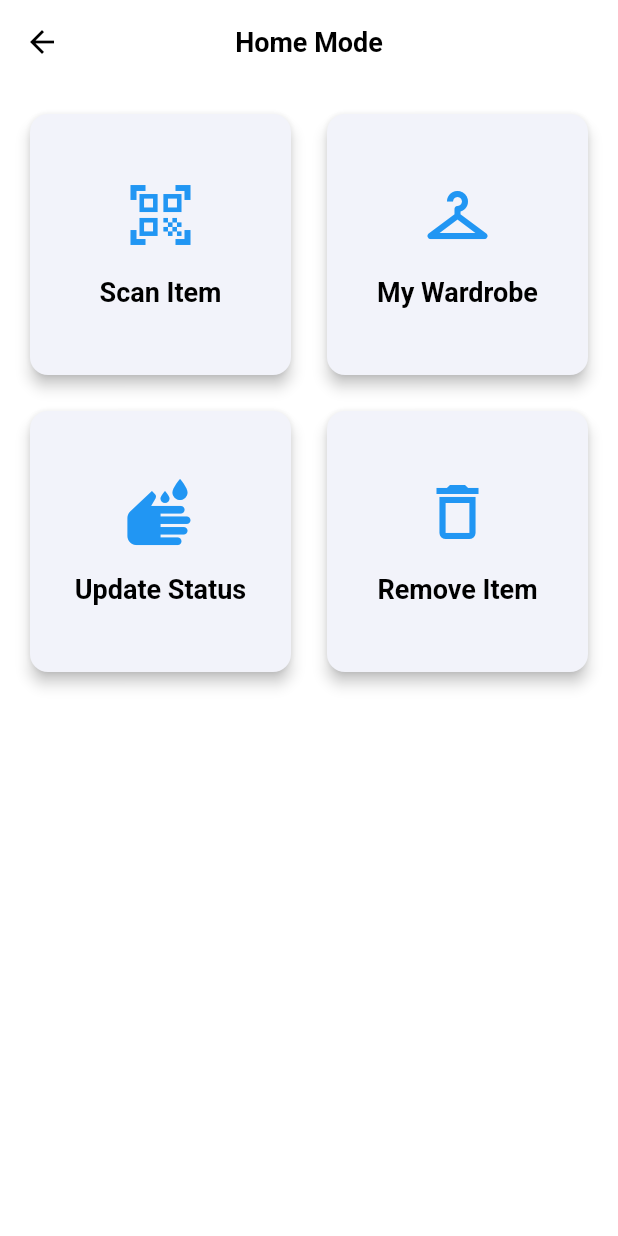
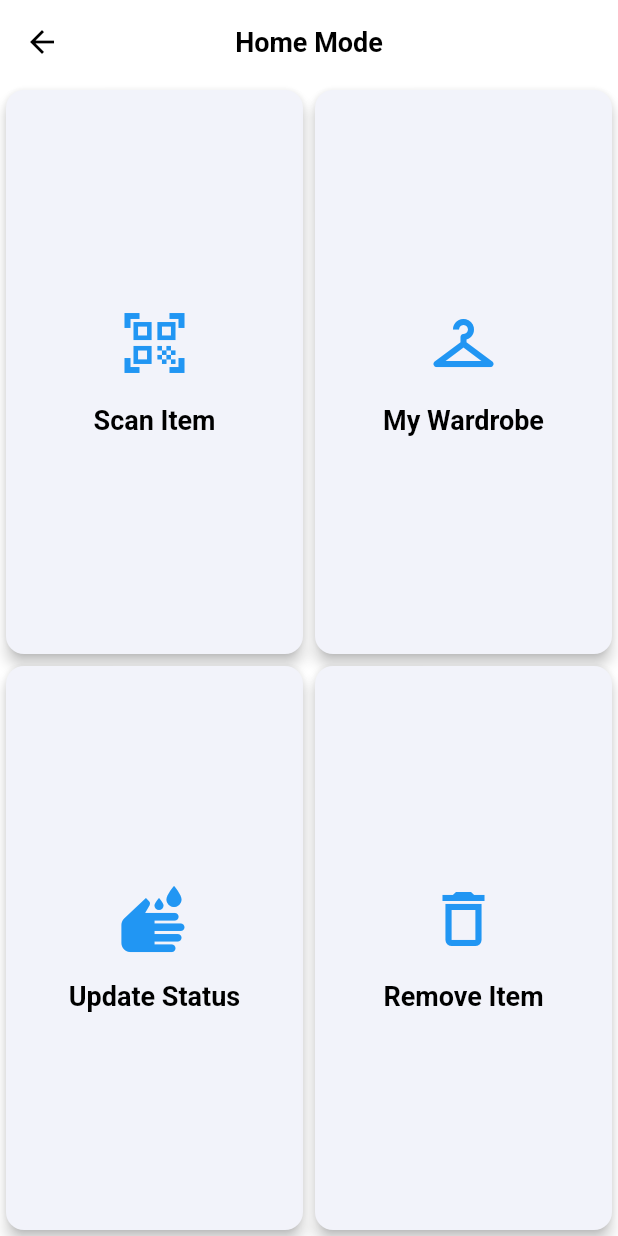
Before and after one commit to Umut501/VisionTag, a Flutter app: the HomeModeScreen screen opened directly, on a phone screen of 412 x 824 dp. Run offline on Flutter 3.47's test engine with Material 3 defaults, Android fonts, the phone set to English and light mode, and no system bars; our stand-ins replace flutter_tts, qr_flutter, share_plus, shared_preferences; missing offline and left inert: mobile_scanner; accounts and stored records are empty.

Commit message:
* added an appbar on the landing page * changed landing screen layout * changed layout of My wardrobe, items now fill the screen, 2x2 * added an ad-on to the readme file

```diff
--- a/lib/screens/home-mode-screen.dart
+++ b/lib/screens/home-mode-screen.dart
@@ -42,13 +42,14 @@ class _HomeModeScreenState extends State<HomeModeScreen> {
         title: const Text('Home Mode'),
         centerTitle: true,
       ),
-      body: GridView.count(
-        crossAxisCount: 2,
-        padding: const EdgeInsets.all(16),
-        mainAxisSpacing: 16,
-        crossAxisSpacing: 16,
+      body: Expanded(
+        child: Column(
         children: [
-          // Scan QR Code
+          Expanded(
+            child: Row(
+            children: [
+              Expanded(
+                child: // Scan QR Code
           _buildMenuTile(
             context: context,
             title: 'Scan Item',
@@ -67,8 +68,10 @@ class _HomeModeScreenState extends State<HomeModeScreen> {
               );
             },
           ),
-
-          // View Wardrobe
+),
+          Expanded(
+            child:
+            // View Wardrobe
           _buildMenuTile(
             context: context,
             title: 'My Wardrobe',
@@ -83,8 +86,17 @@ class _HomeModeScreenState extends State<HomeModeScreen> {
               );
             },
           ),
-
-          // Mark as Clean/Dirty
+          ),
+            ],
+          ),
+          ),
+          Expanded(
+            child:
+            Row(
+            children: [
+              Expanded(
+                child:
+                // Clean status
           _buildMenuTile(
             context: context,
             title: 'Update Status',
@@ -102,7 +114,10 @@ class _HomeModeScreenState extends State<HomeModeScreen> {
             },
           ),
 
-          // Remove Item
+),
+          Expanded(
+            child:
+            // Remove item
           _buildMenuTile(
             context: context,
             title: 'Remove Item',
@@ -119,7 +134,12 @@ class _HomeModeScreenState extends State<HomeModeScreen> {
               );
             },
           ),
+          ),
+            ],
+          ),
+          ),
         ],
+      ),
       ),
     );
   }
--- a/lib/screens/home_screen.dart
+++ b/lib/screens/home_screen.dart
@@ -35,10 +35,15 @@ class _HomeScreenState extends State<HomeScreen> {
   @override
   Widget build(BuildContext context) {
     return Scaffold(
+      appBar: AppBar(
+        title: const Text('Vison Tag'),
+        centerTitle: false,
+      ),
       body: Column(
         children: [
           // Home Mode Button (Top Half)
           Expanded(
+            flex: 4,
             child: GestureDetector(
               onTap: () {
                 _ttsService.speak("Home Mode. Double tap to enter.");
@@ -110,7 +115,7 @@ class _HomeScreenState extends State<HomeScreen> {
                   children: [
                     Icon(
                       Icons.shopping_bag,
-                      size: 80,
+                      size: 50,
                       color: Theme.of(context).colorScheme.onSecondary,
                     ),
                     const SizedBox(height: 16),
@@ -118,7 +123,7 @@ class _HomeScreenState extends State<HomeScreen> {
                       'Retail Mode',
                       style: Theme.of(context)
                           .textTheme
-                          .displayMedium
+                          .displaySmall
                           ?.copyWith(
                             color: Theme.of(context).colorScheme.onSecondary,
                           ),
```
Also changed, not shown: pubspec.lock, 1 other file.
